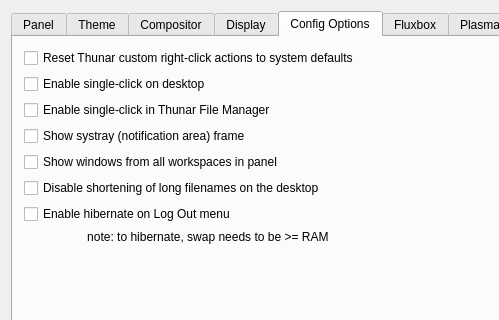
Qt form defaultlook.ui (MX-Linux/mx-tweak) before a commit; both pictures show x 0 to 499 and y 0 to 320 of the 731 by 655 pixel window.
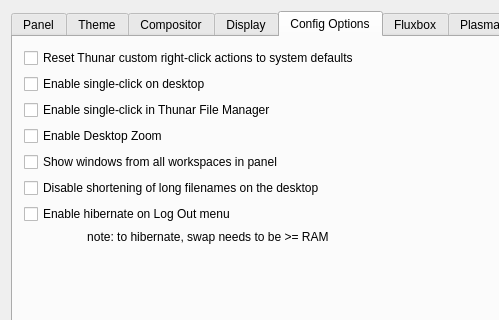
The same form after that commit. The open tabs and pages were chosen to show the change. Icons and pictures are not drawn.

Commit message: zoom_destop, hibernate, systray frame changes

Diff of the .ui file:
```diff
--- a/defaultlook.ui
+++ b/defaultlook.ui
@@ -914,7 +914,7 @@
            <item row="3" column="0">
             <widget class="QCheckBox" name="checkBoxSystrayFrame">
              <property name="text">
-              <string>Show systray (notification area) frame</string>
+              <string>Enable Desktop Zoom </string>
              </property>
             </widget>
            </item>
```
Left out of the diff: 4 changed lines with no effect on the pictures. The commit also changes 3 other files.
